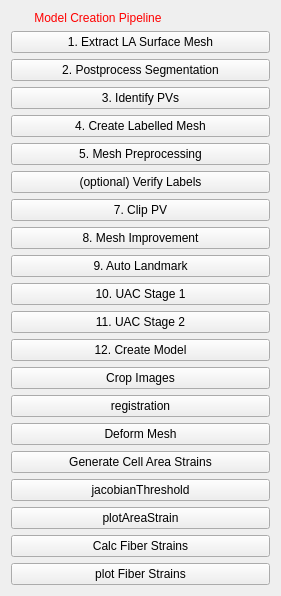
This is CemrgApp/Plugins/kcl.cemrgapp.atrialstrainmotion/src/internal/AtrialStrainMotionViewControls.ui in CemrgDevelopers/CemrgApp as Qt 5 draws it before an edit. The edited form follows.
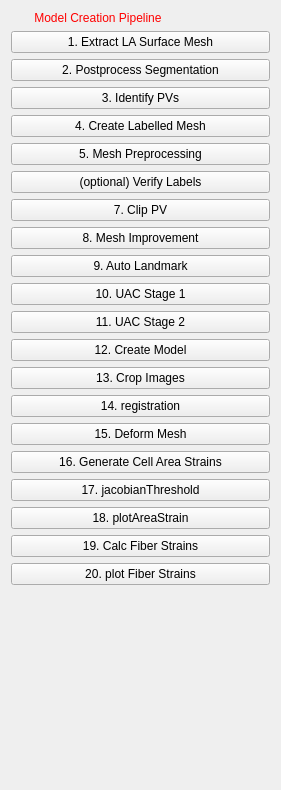
This is the edited form.

Patch:
```diff
--- a/CemrgApp/Plugins/kcl.cemrgapp.atrialstrainmotion/src/internal/AtrialStrainMotionViewControls.ui
+++ b/CemrgApp/Plugins/kcl.cemrgapp.atrialstrainmotion/src/internal/AtrialStrainMotionViewControls.ui
@@ -7,7 +7,7 @@
     <x>0</x>
     <y>0</y>
     <width>281</width>
-    <height>555</height>
+    <height>790</height>
    </rect>
   </property>
   <property name="minimumSize">
@@ -117,56 +117,56 @@
    <item>
     <widget class="QPushButton" name="crop_images">
      <property name="text">
-      <string>Crop Images</string>
+      <string>13. Crop Images</string>
      </property>
     </widget>
    </item>
    <item>
     <widget class="QPushButton" name="registration">
      <property name="text">
-      <string>registration</string>
+      <string>14. registration</string>
      </property>
     </widget>
    </item>
    <item>
     <widget class="QPushButton" name="deform_mesh">
      <property name="text">
-      <string>Deform Mesh</string>
+      <string>15. Deform Mesh</string>
      </property>
     </widget>
    </item>
    <item>
     <widget class="QPushButton" name="generate_cell_area_strains">
      <property name="text">
-      <string>Generate Cell Area Strains</string>
+      <string>16. Generate Cell Area Strains</string>
      </property>
     </widget>
    </item>
    <item>
     <widget class="QPushButton" name="jacobian_threshold">
      <property name="text">
-      <string>jacobianThreshold</string>
+      <string>17. jacobianThreshold</string>
      </property>
     </widget>
    </item>
    <item>
     <widget class="QPushButton" name="plot_area_strain">
      <property name="text">
-      <string>plotAreaStrain</string>
+      <string>18. plotAreaStrain</string>
      </property>
     </widget>
    </item>
    <item>
     <widget class="QPushButton" name="calc_fiber_strains">
      <property name="text">
-      <string>Calc Fiber Strains</string>
+      <string>19. Calc Fiber Strains</string>
      </property>
     </widget>
    </item>
    <item>
     <widget class="QPushButton" name="plot_fibers_trains">
      <property name="text">
-      <string>plot Fiber Strains</string>
+      <string>20. plot Fiber Strains</string>
      </property>
     </widget>
    </item>
```
